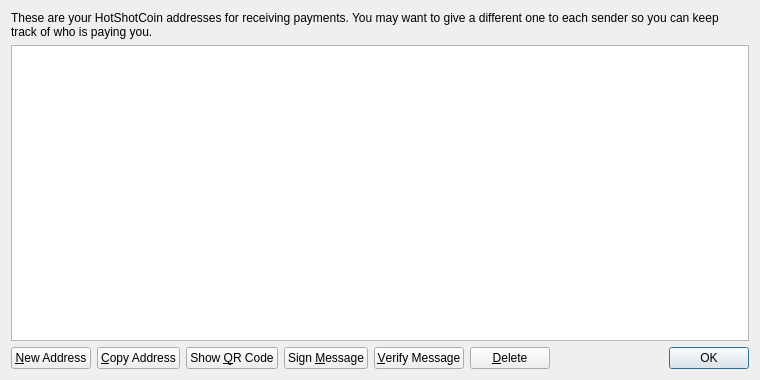
Qt form src/qt/forms/addressbookpage.ui (zero24x/glovecoin) before a commit.
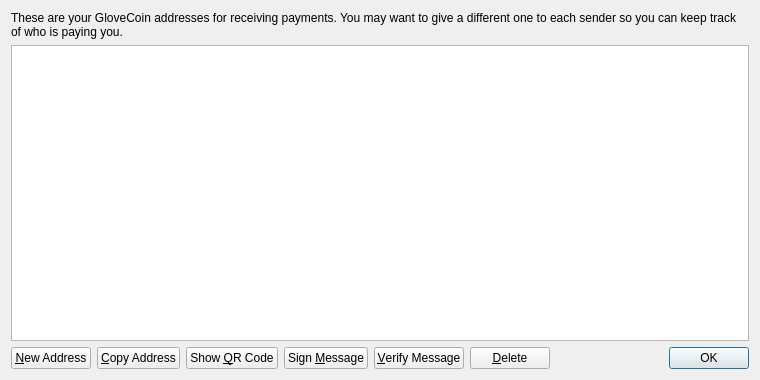
The same form after that commit.

Diff of the .ui file:
```diff
--- a/src/qt/forms/addressbookpage.ui
+++ b/src/qt/forms/addressbookpage.ui
@@ -17,7 +17,7 @@
    <item>
     <widget class="QLabel" name="labelExplanation">
      <property name="text">
-      <string>These are your HotShotCoin addresses for receiving payments. You may want to give a different one to each sender so you can keep track of who is paying you.</string>
+      <string>These are your GloveCoin addresses for receiving payments. You may want to give a different one to each sender so you can keep track of who is paying you.</string>
      </property>
      <property name="textFormat">
       <enum>Qt::PlainText</enum>
```
Left out of the diff: 4 changed lines with no effect on the pictures.
